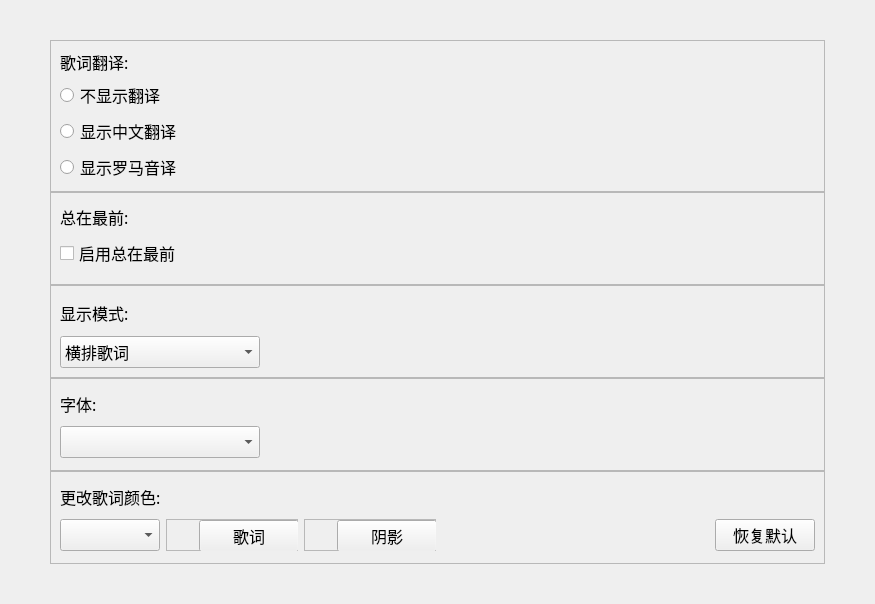
Mai-icy/Spotify-lyrics-window, file SpotifyLyricWindow/resource/ui/ui_file/LyricsSettingsPage.ui: the form before one commit.
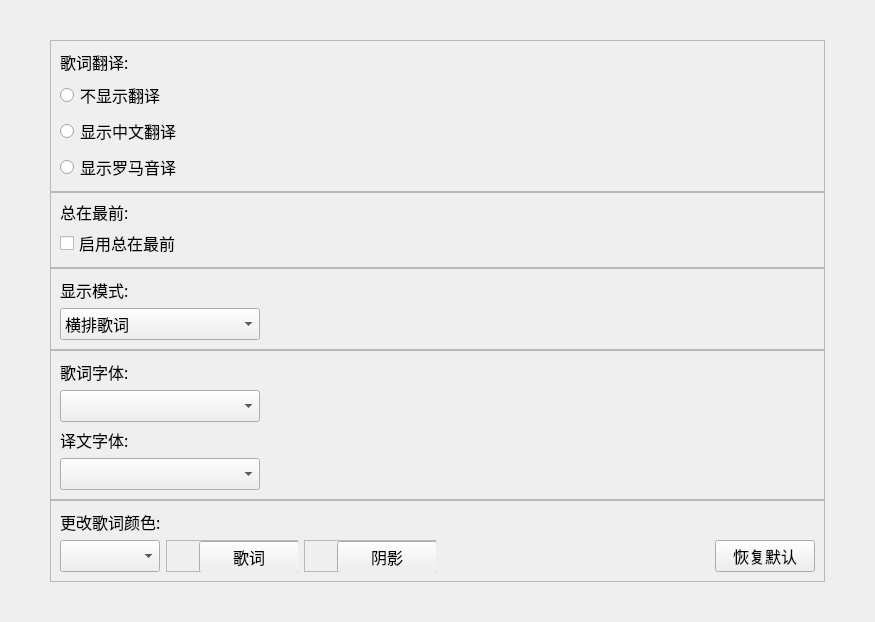
The form after the commit.

Commit message: :sparkles: support the separate setting of translation words and lyric fonts

```diff
--- a/SpotifyLyricWindow/resource/ui/ui_file/LyricsSettingsPage.ui
+++ b/SpotifyLyricWindow/resource/ui/ui_file/LyricsSettingsPage.ui
@@ -317,7 +317,7 @@
          </size>
         </property>
         <property name="text">
-         <string>字体:</string>
+         <string>歌词字体:</string>
         </property>
        </widget>
       </item>
@@ -340,6 +340,38 @@
         </property>
        </widget>
       </item>
+      <item>
+       <widget class="QLabel" name="translation_font_label">
+        <property name="maximumSize">
+         <size>
+          <width>16777215</width>
+          <height>30</height>
+         </size>
+        </property>
+        <property name="text">
+         <string>译文字体:</string>
+        </property>
+       </widget>
+      </item>
+      <item>
+       <widget class="QComboBox" name="translation_font_comboBox">
+        <property name="minimumSize">
+         <size>
+          <width>0</width>
+          <height>32</height>
+         </size>
+        </property>
+        <property name="maximumSize">
+         <size>
+          <width>200</width>
+          <height>16777215</height>
+         </size>
+        </property>
+        <property name="currentIndex">
+         <number>-1</number>
+        </property>
+       </widget>
+      </item>
      </layout>
     </widget>
    </item>
```
The commit also changes 5 other files.
